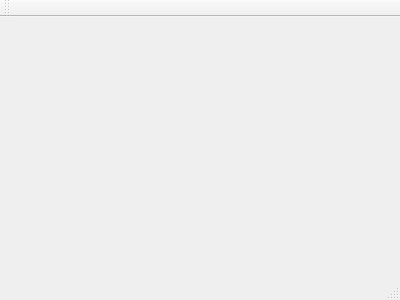
Qt form mainwindow.ui (Bujiraso/DateCalculator) before a commit.
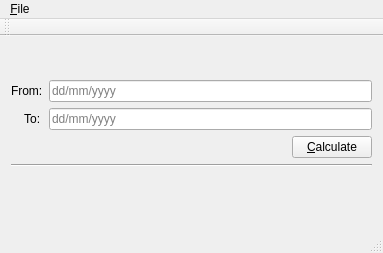
The same form after that commit.

Patch:
```diff
--- a/mainwindow.ui
+++ b/mainwindow.ui
@@ -1,24 +1,172 @@
 <ui version="4.0">
  <class>MainWindow</class>
- <widget class="QMainWindow" name="MainWindow" >
-  <property name="geometry" >
+ <widget class="QMainWindow" name="MainWindow">
+  <property name="geometry">
    <rect>
     <x>0</x>
     <y>0</y>
-    <width>400</width>
-    <height>300</height>
+    <width>383</width>
+    <height>253</height>
    </rect>
   </property>
   <property name="windowTitle" >
    <string>MainWindow</string>
   </property>
-  <widget class="QMenuBar" name="menuBar" />
-  <widget class="QToolBar" name="mainToolBar" />
-  <widget class="QWidget" name="centralWidget" />
-  <widget class="QStatusBar" name="statusBar" />
+  <widget class="QWidget" name="centralWidget">
+   <layout class="QVBoxLayout" name="verticalLayout_2">
+    <item>
+     <spacer name="verticalSpacer_3">
+      <property name="orientation">
+       <enum>Qt::Vertical</enum>
+      </property>
+      <property name="sizeHint" stdset="0">
+       <size>
+        <width>20</width>
+        <height>40</height>
+       </size>
+      </property>
+     </spacer>
+    </item>
+    <item>
+     <layout class="QFormLayout" name="formLayout">
+      <item row="0" column="0">
+       <widget class="QLabel" name="fromLabel">
+        <property name="text">
+         <string>From:</string>
+        </property>
+       </widget>
+      </item>
+      <item row="0" column="1">
+       <widget class="QLineEdit" name="fromLineEdit">
+        <property name="toolTip">
+         <string>&lt;html&gt;&lt;head/&gt;&lt;body&gt;&lt;p&gt;Starting date&lt;/p&gt;&lt;/body&gt;&lt;/html&gt;</string>
+        </property>
+        <property name="inputMask">
+         <string/>
+        </property>
+        <property name="text">
+         <string/>
+        </property>
+        <property name="placeholderText">
+         <string>dd/mm/yyyy</string>
+        </property>
+       </widget>
+      </item>
+      <item row="1" column="1">
+       <widget class="QLineEdit" name="toLineEdit">
+        <property name="toolTip">
+         <string>&lt;html&gt;&lt;head/&gt;&lt;body&gt;&lt;p&gt;Ending date&lt;/p&gt;&lt;/body&gt;&lt;/html&gt;</string>
+        </property>
+        <property name="placeholderText">
+         <string>dd/mm/yyyy</string>
+        </property>
+       </widget>
+      </item>
+      <item row="2" column="1">
+       <layout class="QHBoxLayout" name="inputLayout">
+        <item>
+         <spacer name="inputSpacer">
+          <property name="orientation">
+           <enum>Qt::Horizontal</enum>
+          </property>
+          <property name="sizeHint" stdset="0">
+           <size>
+            <width>40</width>
+            <height>20</height>
+           </size>
+          </property>
+         </spacer>
+        </item>
+        <item>
+         <widget class="QPushButton" name="calculateButton">
+          <property name="toolTip">
+           <string>&lt;html&gt;&lt;head/&gt;&lt;body&gt;&lt;p&gt;Calculate&lt;/p&gt;&lt;/body&gt;&lt;/html&gt;</string>
+          </property>
+          <property name="text">
+           <string>&amp;Calculate</string>
+          </property>
+         </widget>
+        </item>
+       </layout>
+      </item>
+      <item row="1" column="0">
+       <widget class="QLabel" name="toLabel">
+        <property name="text">
+         <string>    To:</string>
+        </property>
+       </widget>
+      </item>
+     </layout>
+    </item>
+    <item>
+     <widget class="Line" name="line">
+      <property name="orientation">
+       <enum>Qt::Horizontal</enum>
+      </property>
+     </widget>
+    </item>
+    <item>
+     <layout class="QHBoxLayout" name="outputLayout">
+      <item alignment="Qt::AlignRight|Qt::AlignVCenter">
+       <widget class="QLabel" name="answerLabel">
+        <property name="text">
+         <string/>
+        </property>
+        <property name="textFormat">
+         <enum>Qt::RichText</enum>
+        </property>
+       </widget>
+      </item>
+     </layout>
+    </item>
+    <item>
+     <spacer name="verticalSpacer">
+      <property name="orientation">
+       <enum>Qt::Vertical</enum>
+      </property>
+      <property name="sizeHint" stdset="0">
+       <size>
+        <width>20</width>
+        <height>40</height>
+       </size>
+      </property>
+     </spacer>
+    </item>
+   </layout>
+  </widget>
+  <widget class="QMenuBar" name="menuBar">
+   <property name="geometry">
+    <rect>
+     <x>0</x>
+     <y>0</y>
+     <width>383</width>
+     <height>29</height>
+    </rect>
+   </property>
+   <widget class="QMenu" name="menuFile">
+    <property name="title">
+     <string>&amp;File</string>
+    </property>
+    <addaction name="actionQuit"/>
+   </widget>
+   <addaction name="menuFile"/>
+  </widget>
+  <widget class="QStatusBar" name="statusBar"/>
+  <widget class="QToolBar" name="mainToolBar">
+   <attribute name="toolBarArea">
+    <enum>TopToolBarArea</enum>
+   </attribute>
+   <attribute name="toolBarBreak">
+    <bool>false</bool>
+   </attribute>
+  </widget>
+  <action name="actionQuit">
+   <property name="text">
+    <string>&amp;Quit</string>
+   </property>
+  </action>
  </widget>
- <layoutDefault spacing="6" margin="11" />
- <pixmapfunction></pixmapfunction>
+ <layoutdefault spacing="6" margin="11"/>
  <resources/>
  <connections/>
 </ui>
```
Left out of the diff: 24 changed lines with no effect on the pictures.
